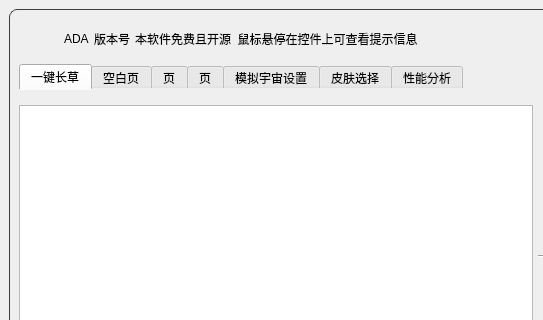
First picture: the form in ui/ADA.ui, repository Illusory-moon/Simulated_Scepter, before the edit; both pictures show x 0 to 543 and y 0 to 320 of the 930 by 760 pixel window.
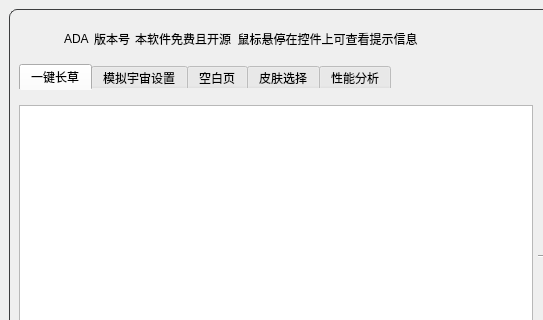
Second picture: the form after the edit. Icons and pictures are not drawn.

Commit message: refactor: complete finish ui

What changed in the file:
```diff
--- a/ui/ADA.ui
+++ b/ui/ADA.ui
@@ -2227,7 +2227,7 @@
          </widget>
          <widget class="QWidget" name="homeTab">
           <attribute name="title">
-           <string>空白页</string>
+           <string>模拟宇宙设置</string>
           </attribute>
           <layout class="QVBoxLayout" name="verticalLayout_2">
            <property name="spacing">
@@ -2462,19 +2462,9 @@
            </item>
           </layout>
          </widget>
-         <widget class="QWidget" name="ConfigSimultab">
-          <attribute name="title">
-           <string>页</string>
-          </attribute>
-         </widget>
-         <widget class="QWidget" name="ConfigDivertab">
-          <attribute name="title">
-           <string>页</string>
-          </attribute>
-         </widget>
          <widget class="QWidget" name="AbyssTab">
           <attribute name="title">
-           <string>模拟宇宙设置</string>
+           <string>空白页</string>
           </attribute>
           <layout class="QVBoxLayout" name="verticalLayout_6">
            <property name="spacing">
```
The commit also changes 2 other files.
